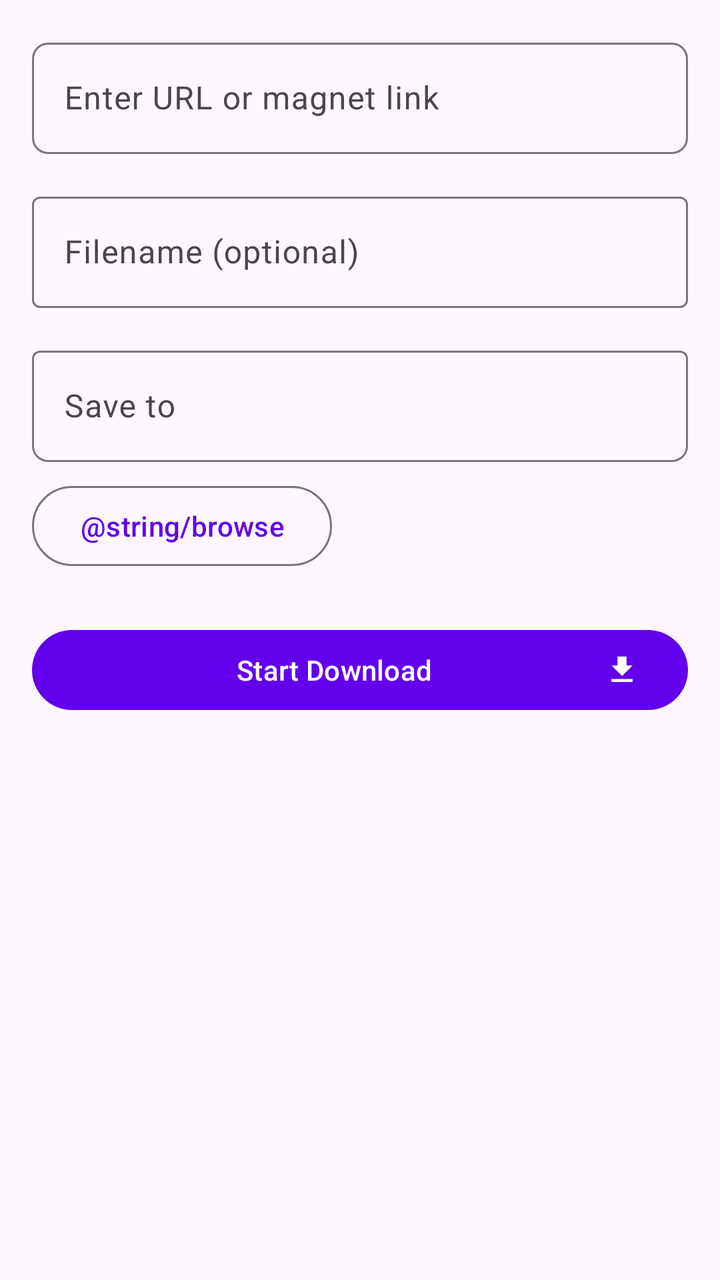
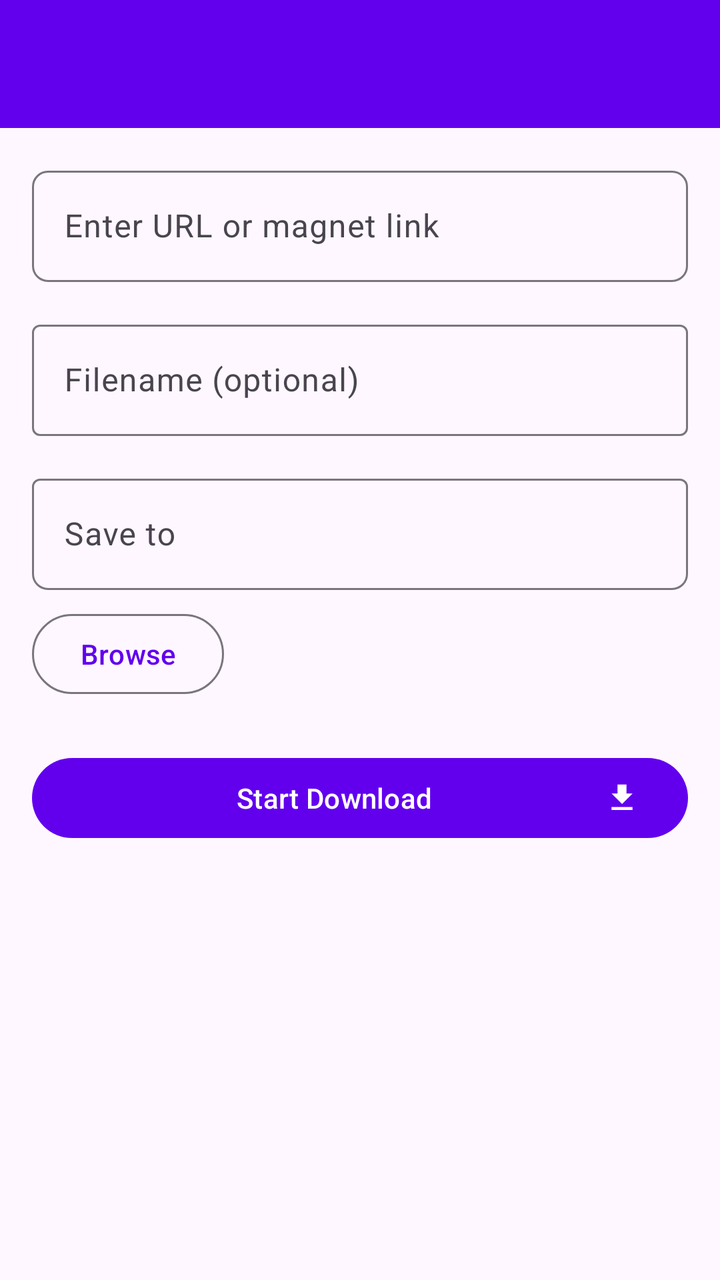

Before-and-after screenshots of an Android layout around one commit, followed by the original layout XML and the change that was made.
<!-- AndroidManifest.xml: activity theme Theme.DownloadManager -->
<!-- res/layout/activity_add_download.xml -->
<?xml version="1.0" encoding="utf-8"?>
<ScrollView
    xmlns:android="http://schemas.android.com/apk/res/android"
    xmlns:app="http://schemas.android.com/apk/res-auto"
    xmlns:tools="http://schemas.android.com/tools"
    android:layout_width="match_parent"
    android:layout_height="match_parent"
    android:fillViewport="true"
    android:padding="@dimen/default_margin"
    tools:context=".activity.AddDownloadActivity">

    <LinearLayout
        android:layout_width="match_parent"
        android:layout_height="wrap_content"
        android:orientation="vertical">

        <com.google.android.material.textfield.TextInputLayout
            android:layout_width="match_parent"
            android:layout_height="wrap_content"
            android:hint="@string/url_hint"
            app:boxBackgroundMode="outline"
            app:boxCornerRadiusTopStart="8dp"
            app:boxCornerRadiusTopEnd="8dp"
            app:boxCornerRadiusBottomStart="8dp"
            app:boxCornerRadiusBottomEnd="8dp">

            <com.google.android.material.textfield.TextInputEditText
                android:id="@+id/etUrl"
                android:layout_width="match_parent"
                android:layout_height="wrap_content"
                android:inputType="textUri"
                android:maxLines="1"
                android:singleLine="true" />
        </com.google.android.material.textfield.TextInputLayout>

        <com.google.android.material.textfield.TextInputLayout
            android:layout_width="match_parent"
            android:layout_height="wrap_content"
            android:layout_marginTop="@dimen/default_margin"
            android:hint="@string/filename_hint"
            app:boxBackgroundMode="outline">

            <com.google.android.material.textfield.TextInputEditText
                android:id="@+id/etFilename"
                android:layout_width="match_parent"
                android:layout_height="wrap_content"
                android:inputType="text"
                android:maxLines="1"
                android:singleLine="true" />
        </com.google.android.material.textfield.TextInputLayout>

        <com.google.android.material.textfield.TextInputLayout
            android:layout_width="match_parent"
            android:layout_height="wrap_content"
            android:layout_marginTop="@dimen/default_margin"
            android:hint="@string/save_to"
            app:boxBackgroundMode="outline"
            app:boxCornerRadiusBottomStart="8dp"
            app:boxCornerRadiusBottomEnd="8dp">

            <com.google.android.material.textfield.TextInputEditText
                android:id="@+id/etSavePath"
                android:layout_width="match_parent"
                android:layout_height="wrap_content"
                android:inputType="text"
                android:focusable="false"
                android:clickable="true" />
        </com.google.android.material.textfield.TextInputLayout>

        <com.google.android.material.button.MaterialButton
            android:id="@+id/btnBrowse"
            style="@style/Widget.Material3.Button.OutlinedButton"
            android:layout_width="wrap_content"
            android:layout_height="wrap_content"
            android:layout_marginTop="@dimen/small_margin"
            android:text="@string/browse" />

        
        <LinearLayout
            android:id="@+id/torrentOptions"
            android:layout_width="match_parent"
            android:layout_height="wrap_content"
            android:layout_marginTop="@dimen/large_margin"
            android:orientation="vertical"
            android:visibility="gone">

            <TextView
                android:layout_width="match_parent"
                android:layout_height="wrap_content"
                android:text="@string/torrent_settings"
                android:textSize="@dimen/text_size_large"
                android:textStyle="bold" />

            <com.google.android.material.divider.MaterialDivider
                android:layout_width="match_parent"
                android:layout_height="@dimen/divider_height"
                android:layout_marginVertical="@dimen/small_margin" />

            <com.google.android.material.checkbox.MaterialCheckBox
                android:id="@+id/cbSelectAllFiles"
                android:layout_width="match_parent"
                android:layout_height="wrap_content"
                android:text="@string/select_all_files" />

            <androidx.recyclerview.widget.RecyclerView
                android:id="@+id/rvTorrentFiles"
                android:layout_width="match_parent"
                android:layout_height="wrap_content"
                android:layout_marginTop="@dimen/small_margin"
                android:maxHeight="300dp" />

            <com.google.android.material.textfield.TextInputLayout
                android:layout_width="match_parent"
                android:layout_height="wrap_content"
                android:layout_marginTop="@dimen/default_margin"
                android:hint="@string/save_to"
                app:boxBackgroundMode="outline">

                <com.google.android.material.textfield.TextInputEditText
                    android:id="@+id/etTorrentSavePath"
                    android:layout_width="match_parent"
                    android:layout_height="wrap_content"
                    android:inputType="text"
                    android:focusable="false"
                    android:clickable="true" />
            </com.google.android.material.textfield.TextInputLayout>

            <com.google.android.material.button.MaterialButton
                android:id="@+id/btnTorrentBrowse"
                style="@style/Widget.Material3.Button.OutlinedButton"
                android:layout_width="wrap_content"
                android:layout_height="wrap_content"
                android:layout_marginTop="@dimen/small_margin"
                android:text="@string/browse" />
        </LinearLayout>

        
        <LinearLayout
            android:id="@+id/videoOptions"
            android:layout_width="match_parent"
            android:layout_height="wrap_content"
            android:layout_marginTop="@dimen/large_margin"
            android:orientation="vertical"
            android:visibility="gone">

            <TextView
                android:layout_width="match_parent"
                android:layout_height="wrap_content"
                android:text="@string/video_settings"
                android:textSize="@dimen/text_size_large"
                android:textStyle="bold" />

            <com.google.android.material.divider.MaterialDivider
                android:layout_width="match_parent"
                android:layout_height="@dimen/divider_height"
                android:layout_marginVertical="@dimen/small_margin" />

            <com.google.android.material.radiobutton.MaterialRadioButton
                android:id="@+id/rbBestQuality"
                android:layout_width="match_parent"
                android:layout_height="wrap_content"
                android:text="@string/best" />

            <com.google.android.material.radiobutton.MaterialRadioButton
                android:id="@+id/rbHighQuality"
                android:layout_width="match_parent"
                android:layout_height="wrap_content"
                android:text="@string/high" />

            <com.google.android.material.radiobutton.MaterialRadioButton
                android:id="@+id/rbMediumQuality"
                android:layout_width="match_parent"
                android:layout_height="wrap_content"
                android:text="@string/medium" />

            <com.google.android.material.radiobutton.MaterialRadioButton
                android:id="@+id/rbLowQuality"
                android:layout_width="match_parent"
                android:layout_height="wrap_content"
                android:text="@string/low" />

            <com.google.android.material.radiobutton.MaterialRadioButton
                android:id="@+id/rbAudioOnly"
                android:layout_width="match_parent"
                android:layout_height="wrap_content"
                android:text="@string/audio_only" />

            <com.google.android.material.checkbox.MaterialCheckBox
                android:id="@+id/cbExtractAudio"
                android:layout_width="match_parent"
                android:layout_height="wrap_content"
                android:layout_marginTop="@dimen/default_margin"
                android:text="@string/extract_audio" />
        </LinearLayout>

        <com.google.android.material.button.MaterialButton
            android:id="@+id/btnStartDownload"
            android:layout_width="match_parent"
            android:layout_height="wrap_content"
            android:layout_marginTop="@dimen/large_margin"
            android:text="@string/start_download"
            app:icon="@drawable/ic_download"
            app:iconGravity="end" />

    </LinearLayout>

</ScrollView>
<!-- resources referenced by this layout -->
<resources>
  <dimen name="default_margin">16dp</dimen>
  <dimen name="divider_height">1dp</dimen>
  <dimen name="large_margin">24dp</dimen>
  <dimen name="small_margin">8dp</dimen>
  <dimen name="text_size_large">16sp</dimen>
  <!-- drawable ic_download (drawable) -->
  <?xml version="1.0" encoding="utf-8"?>
  <vector xmlns:android="http://schemas.android.com/apk/res/android"
      android:width="24dp"
      android:height="24dp"
      android:viewportWidth="24"
      android:viewportHeight="24">
      <path
          android:fillColor="#FF000000"
          android:pathData="M19,9h-4V3H9v6H5l7,7 7,-7zM5,18v2h14v-2H5z" />
  </vector>
  <string name="audio_only">Audio Only</string>
  <string name="best">Best</string>
  <string name="extract_audio">Extract Audio</string>
  <string name="filename_hint">Filename (optional)</string>
  <string name="high">High</string>
  <string name="low">Low</string>
  <string name="medium">Medium</string>
  <string name="save_to">Save to</string>
  <string name="start_download">Start Download</string>
  <string name="torrent_settings">Torrent Settings</string>
  <string name="url_hint">Enter URL or magnet link</string>
  <string name="video_settings">Video Settings</string>
  <style name="Theme.DownloadManager" parent="Theme.Material3.DayNight.NoActionBar">
          <item name="colorPrimary">@color/colorPrimary</item>
          <item name="colorPrimaryDark">@color/colorPrimaryDark</item>
          <item name="colorAccent">@color/colorAccent</item>
          <item name="colorOnPrimary">@color/colorOnPrimary</item>
          <item name="colorSurface">@color/colorSurface</item>
          <item name="colorOnSurface">@color/colorOnSurface</item>
          <item name="android:statusBarColor">@color/colorPrimaryDark</item>
          <item name="android:windowLightStatusBar">true</item>
      </style>
  <color name="colorPrimary">@color/purple_500</color>
  <color name="colorPrimaryDark">@color/purple_700</color>
  <color name="colorAccent">@color/teal_200</color>
  <color name="colorOnPrimary">@color/white</color>
  <color name="colorSurface">@color/white</color>
  <color name="colorOnSurface">@color/black</color>
  <color name="purple_500">#FF6200EE</color>
  <color name="purple_700">#FF3700B3</color>
  <color name="teal_200">#FF03DAC5</color>
  <color name="white">#FFFFFFFF</color>
  <color name="black">#FF000000</color>
</resources>

<!-- the commit's change to res/layout/activity_add_download.xml (unified diff, before → after) -->
@@ -1,123 +1,78 @@
 <?xml version="1.0" encoding="utf-8"?>
-<ScrollView
+<LinearLayout
     xmlns:android="http://schemas.android.com/apk/res/android"
     xmlns:app="http://schemas.android.com/apk/res-auto"
     xmlns:tools="http://schemas.android.com/tools"
     android:layout_width="match_parent"
     android:layout_height="match_parent"
-    android:fillViewport="true"
-    android:padding="@dimen/default_margin"
+    android:orientation="vertical"
     tools:context=".activity.AddDownloadActivity">
 
-    <LinearLayout
+    <com.google.android.material.appbar.MaterialToolbar
+        android:id="@+id/toolbar"
         android:layout_width="match_parent"
-        android:layout_height="wrap_content"
-        android:orientation="vertical">
-
-        <com.google.android.material.textfield.TextInputLayout
+        android:layout_height="?attr/actionBarSize"
+        android:background="?attr/colorPrimary"
+        android:elevation="4dp"
+        app:titleTextColor="@android:color/white" />
+
+    <ScrollView
+        android:layout_width="match_parent"
+        android:layout_height="match_parent"
+        android:fillViewport="true"
+        android:padding="@dimen/default_margin">
+
+        <LinearLayout
             android:layout_width="match_parent"
             android:layout_height="wrap_content"
-            android:hint="@string/url_hint"
-            app:boxBackgroundMode="outline"
-            app:boxCornerRadiusTopStart="8dp"
-            app:boxCornerRadiusTopEnd="8dp"
-            app:boxCornerRadiusBottomStart="8dp"
-            app:boxCornerRadiusBottomEnd="8dp">
-
-            <com.google.android.material.textfield.TextInputEditText
-                android:id="@+id/etUrl"
-                android:layout_width="match_parent"
-                android:layout_height="wrap_content"
-                android:inputType="textUri"
-                android:maxLines="1"
-                android:singleLine="true" />
-        </com.google.android.material.textfield.TextInputLayout>
-
-        <com.google.android.material.textfield.TextInputLayout
-            android:layout_width="match_parent"
-            android:layout_height="wrap_content"
-            android:layout_marginTop="@dimen/default_margin"
-            android:hint="@string/filename_hint"
-            app:boxBackgroundMode="outline">
-
-            <com.google.android.material.textfield.TextInputEditText
-                android:id="@+id/etFilename"
-                android:layout_width="match_parent"
-                android:layout_height="wrap_content"
-                android:inputType="text"
-                android:maxLines="1"
-                android:singleLine="true" />
-        </com.google.android.material.textfield.TextInputLayout>
-
-        <com.google.android.material.textfield.TextInputLayout
-            android:layout_width="match_parent"
-            android:layout_height="wrap_content"
-            android:layout_marginTop="@dimen/default_margin"
-            android:hint="@string/save_to"
-            app:boxBackgroundMode="outline"
-            app:boxCornerRadiusBottomStart="8dp"
-            app:boxCornerRadiusBottomEnd="8dp">
-
-            <com.google.android.material.textfield.TextInputEditText
-                android:id="@+id/etSavePath"
-                android:layout_width="match_parent"
-                android:layout_height="wrap_content"
-                android:inputType="text"
-                android:focusable="false"
-                android:clickable="true" />
-        </com.google.android.material.textfield.TextInputLayout>
-
-        <com.google.android.material.button.MaterialButton
-            android:id="@+id/btnBrowse"
-            style="@style/Widget.Material3.Button.OutlinedButton"
-            android:layout_width="wrap_content"
-            android:layout_height="wrap_content"
-            android:layout_marginTop="@dimen/small_margin"
-            android:text="@string/browse" />
-
-        
-        <LinearLayout
-            android:id="@+id/torrentOptions"
-            android:layout_width="match_parent"
-            android:layout_height="wrap_content"
-            android:layout_marginTop="@dimen/large_margin"
-            android:orientation="vertical"
-            android:visibility="gone">
-
-            <TextView
-                android:layout_width="match_parent"
-                android:layout_height="wrap_content"
-                android:text="@string/torrent_settings"
-                android:textSize="@dimen/text_size_large"
-                android:textStyle="bold" />
-
-            <com.google.android.material.divider.MaterialDivider
-                android:layout_width="match_parent"
-                android:layout_height="@dimen/divider_height"
-                android:layout_marginVertical="@dimen/small_margin" />
-
-            <com.google.android.material.checkbox.MaterialCheckBox
-                android:id="@+id/cbSelectAllFiles"
-                android:layout_width="match_parent"
-                android:layout_height="wrap_content"
-                android:text="@string/select_all_files" />
-
-            <androidx.recyclerview.widget.RecyclerView
-                android:id="@+id/rvTorrentFiles"
-                android:layout_width="match_parent"
-                android:layout_height="wrap_content"
-                android:layout_marginTop="@dimen/small_margin"
-                android:maxHeight="300dp" />
+            android:orientation="vertical">
+
+            <com.google.android.material.textfield.TextInputLayout
+                android:layout_width="match_parent"
+                android:layout_height="wrap_content"
+                android:hint="@string/url_hint"
+                app:boxBackgroundMode="outline"
+                app:boxCornerRadiusTopStart="8dp"
+                app:boxCornerRadiusTopEnd="8dp"
+                app:boxCornerRadiusBottomStart="8dp"
+                app:boxCornerRadiusBottomEnd="8dp">
+
+                <com.google.android.material.textfield.TextInputEditText
+                    android:id="@+id/etUrl"
+                    android:layout_width="match_parent"
+                    android:layout_height="wrap_content"
+                    android:inputType="textUri"
+                    android:maxLines="1"
+                    android:singleLine="true" />
+            </com.google.android.material.textfield.TextInputLayout>
+
+            <com.google.android.material.textfield.TextInputLayout
+                android:layout_width="match_parent"
+                android:layout_height="wrap_content"
+                android:layout_marginTop="@dimen/default_margin"
+                android:hint="@string/filename_hint"
+                app:boxBackgroundMode="outline">
+
+                <com.google.android.material.textfield.TextInputEditText
+                    android:id="@+id/etFilename"
+                    android:layout_width="match_parent"
+                    android:layout_height="wrap_content"
+                    android:inputType="text"
+                    android:maxLines="1"
+                    android:singleLine="true" />
+            </com.google.android.material.textfield.TextInputLayout>
 
             <com.google.android.material.textfield.TextInputLayout
                 android:layout_width="match_parent"
                 android:layout_height="wrap_content"
                 android:layout_marginTop="@dimen/default_margin"
                 android:hint="@string/save_to"
-                app:boxBackgroundMode="outline">
+                app:boxBackgroundMode="outline"
+                app:boxCornerRadiusBottomStart="8dp"
+                app:boxCornerRadiusBottomEnd="8dp">
 
                 <com.google.android.material.textfield.TextInputEditText
-                    android:id="@+id/etTorrentSavePath"
+                    android:id="@+id/etSavePath"
                     android:layout_width="match_parent"
                     android:layout_height="wrap_content"
                     android:inputType="text"
@@ -126,82 +81,147 @@
             </com.google.android.material.textfield.TextInputLayout>
 
             <com.google.android.material.button.MaterialButton
-                android:id="@+id/btnTorrentBrowse"
+                android:id="@+id/btnBrowse"
                 style="@style/Widget.Material3.Button.OutlinedButton"
                 android:layout_width="wrap_content"
                 android:layout_height="wrap_content"
                 android:layout_marginTop="@dimen/small_margin"
                 android:text="@string/browse" />
+
+            
+            <LinearLayout
+                android:id="@+id/torrentOptions"
+                android:layout_width="match_parent"
+                android:layout_height="wrap_content"
+                android:layout_marginTop="@dimen/large_margin"
+                android:orientation="vertical"
+                android:visibility="gone">
+
+                <TextView
+                    android:layout_width="match_parent"
+                    android:layout_height="wrap_content"
+                    android:text="@string/torrent_settings"
+                    android:textSize="@dimen/text_size_large"
+                    android:textStyle="bold" />
+
+                <com.google.android.material.divider.MaterialDivider
+                    android:layout_width="match_parent"
+                    android:layout_height="@dimen/divider_height"
+                    android:layout_marginVertical="@dimen/small_margin" />
+
+                <com.google.android.material.checkbox.MaterialCheckBox
+                    android:id="@+id/cbSelectAllFiles"
+                    android:layout_width="match_parent"
+                    android:layout_height="wrap_content"
+                    android:text="@string/select_all_files" />
+
+                <androidx.recyclerview.widget.RecyclerView
+                    android:id="@+id/rvTorrentFiles"
+                    android:layout_width="match_parent"
+                    android:layout_height="wrap_content"
+                    android:layout_marginTop="@dimen/small_margin"
+                    android:maxHeight="300dp" />
+
+                <com.google.android.material.textfield.TextInputLayout
+                    android:layout_width="match_parent"
+                    android:layout_height="wrap_content"
+                    android:layout_marginTop="@dimen/default_margin"
+                    android:hint="@string/save_to"
+                    app:boxBackgroundMode="outline">
+
+                    <com.google.android.material.textfield.TextInputEditText
+                        android:id="@+id/etTorrentSavePath"
+                        android:layout_width="match_parent"
+                        android:layout_height="wrap_content"
+                        android:inputType="text"
+                        android:focusable="false"
+                        android:clickable="true" />
+                </com.google.android.material.textfield.TextInputLayout>
+
+                <com.google.android.material.button.MaterialButton
+                    android:id="@+id/btnTorrentBrowse"
+                    style="@style/Widget.Material3.Button.OutlinedButton"
+                    android:layout_width="wrap_content"
+                    android:layout_height="wrap_content"
+                    android:layout_marginTop="@dimen/small_margin"
+                    android:text="@string/browse" />
+            </LinearLayout>
+
+            
+            <LinearLayout
+                android:id="@+id/videoOptions"
+                android:layout_width="match_parent"
+                android:layout_height="wrap_content"
+                android:layout_marginTop="@dimen/large_margin"
+                android:orientation="vertical"
+                android:visibility="gone">
+
+                <TextView
+                    android:layout_width="match_parent"
+                    android:layout_height="wrap_content"
+                    android:text="@string/video_settings"
+                    android:textSize="@dimen/text_size_large"
+                    android:textStyle="bold" />
+
+                <com.google.android.material.divider.MaterialDivider
+                    android:layout_width="match_parent"
+                    android:layout_height="@dimen/divider_height"
+                    android:layout_marginVertical="@dimen/small_margin" />
+
+                <RadioGroup
+                    android:layout_width="match_parent"
+                    android:layout_height="wrap_content">
+
+                    <com.google.android.material.radiobutton.MaterialRadioButton
+                        android:id="@+id/rbBestQuality"
+                        android:layout_width="match_parent"
+                        android:layout_height="wrap_content"
+                        android:checked="true"
+                        android:text="@string/best" />
+
+                    <com.google.android.material.radiobutton.MaterialRadioButton
+                        android:id="@+id/rbHighQuality"
+                        android:layout_width="match_parent"
+                        android:layout_height="wrap_content"
+                        android:text="@string/high" />
+
+                    <com.google.android.material.radiobutton.MaterialRadioButton
+                        android:id="@+id/rbMediumQuality"
+                        android:layout_width="match_parent"
+                        android:layout_height="wrap_content"
+                        android:text="@string/medium" />
+
+                    <com.google.android.material.radiobutton.MaterialRadioButton
+                        android:id="@+id/rbLowQuality"
+                        android:layout_width="match_parent"
+                        android:layout_height="wrap_content"
+                        android:text="@string/low" />
+
+                    <com.google.android.material.radiobutton.MaterialRadioButton
+                        android:id="@+id/rbAudioOnly"
+                        android:layout_width="match_parent"
+                        android:layout_height="wrap_content"
+                        android:text="@string/audio_only" />
+                </RadioGroup>
+
+                <com.google.android.material.checkbox.MaterialCheckBox
+                    android:id="@+id/cbExtractAudio"
+                    android:layout_width="match_parent"
+                    android:layout_height="wrap_content"
+                    android:layout_marginTop="@dimen/default_margin"
+                    android:text="@string/extract_audio" />
+            </LinearLayout>
+
+            <com.google.android.material.button.MaterialButton
+                android:id="@+id/btnStartDownload"
+                android:layout_width="match_parent"
+                android:layout_height="wrap_content"
+                android:layout_marginTop="@dimen/large_margin"
+                android:text="@string/start_download"
+                app:icon="@drawable/ic_download"
+                app:iconGravity="end" />
+
         </LinearLayout>
 
-        
-        <LinearLayout
-            android:id="@+id/videoOptions"
-            android:layout_width="match_parent"
-            android:layout_height="wrap_content"
-            android:layout_marginTop="@dimen/large_margin"
-            android:orientation="vertical"
-            android:visibility="gone">
-
-            <TextView
-                android:layout_width="match_parent"
-                android:layout_height="wrap_content"
-                android:text="@string/video_settings"
-                android:textSize="@dimen/text_size_large"
-                android:textStyle="bold" />
-
-            <com.google.android.material.divider.MaterialDivider
-                android:layout_width="match_parent"
-                android:layout_height="@dimen/divider_height"
-                android:layout_marginVertical="@dimen/small_margin" />
-
-            <com.google.android.material.radiobutton.MaterialRadioButton
-                android:id="@+id/rbBestQuality"
-                android:layout_width="match_parent"
-                android:layout_height="wrap_content"
-                android:text="@string/best" />
-
-            <com.google.android.material.radiobutton.MaterialRadioButton
-                android:id="@+id/rbHighQuality"
-                android:layout_width="match_parent"
-                android:layout_height="wrap_content"
-                android:text="@string/high" />
-
-            <com.google.android.material.radiobutton.MaterialRadioButton
-                android:id="@+id/rbMediumQuality"
-                android:layout_width="match_parent"
-                android:layout_height="wrap_content"
-                android:text="@string/medium" />
-
-            <com.google.android.material.radiobutton.MaterialRadioButton
-                android:id="@+id/rbLowQuality"
-                android:layout_width="match_parent"
-                android:layout_height="wrap_content"
-                android:text="@string/low" />
-
-            <com.google.android.material.radiobutton.MaterialRadioButton
-                android:id="@+id/rbAudioOnly"
-                android:layout_width="match_parent"
-                android:layout_height="wrap_content"
-                android:text="@string/audio_only" />
-
-            <com.google.android.material.checkbox.MaterialCheckBox
-                android:id="@+id/cbExtractAudio"
-                android:layout_width="match_parent"
-                android:layout_height="wrap_content"
-                android:layout_marginTop="@dimen/default_margin"
-                android:text="@string/extract_audio" />
-        </LinearLayout>
-
-        <com.google.android.material.button.MaterialButton
-            android:id="@+id/btnStartDownload"
-            android:layout_width="match_parent"
-            android:layout_height="wrap_content"
-            android:layout_marginTop="@dimen/large_margin"
-            android:text="@string/start_download"
-            app:icon="@drawable/ic_download"
-            app:iconGravity="end" />
-
-    </LinearLayout>
-
-</ScrollView>
+    </ScrollView>
+</LinearLayout>
<!-- resource entries referenced after the edit -->
@@ -18,12 +18,14 @@
   </vector>
   <string name="audio_only">Audio Only</string>
   <string name="best">Best</string>
+  <string name="browse">Browse</string>
   <string name="extract_audio">Extract Audio</string>
   <string name="filename_hint">Filename (optional)</string>
   <string name="high">High</string>
   <string name="low">Low</string>
   <string name="medium">Medium</string>
   <string name="save_to">Save to</string>
+  <string name="select_all_files">Select all files</string>
   <string name="start_download">Start Download</string>
   <string name="torrent_settings">Torrent Settings</string>
   <string name="url_hint">Enter URL or magnet link</string>
@@ -36,7 +38,7 @@
           <item name="colorSurface">@color/colorSurface</item>
           <item name="colorOnSurface">@color/colorOnSurface</item>
           <item name="android:statusBarColor">@color/colorPrimaryDark</item>
-          <item name="android:windowLightStatusBar">true</item>
+          <item name="android:windowLightStatusBar">false</item>
       </style>
   <color name="colorPrimary">@color/purple_500</color>
   <color name="colorPrimaryDark">@color/purple_700</color>
